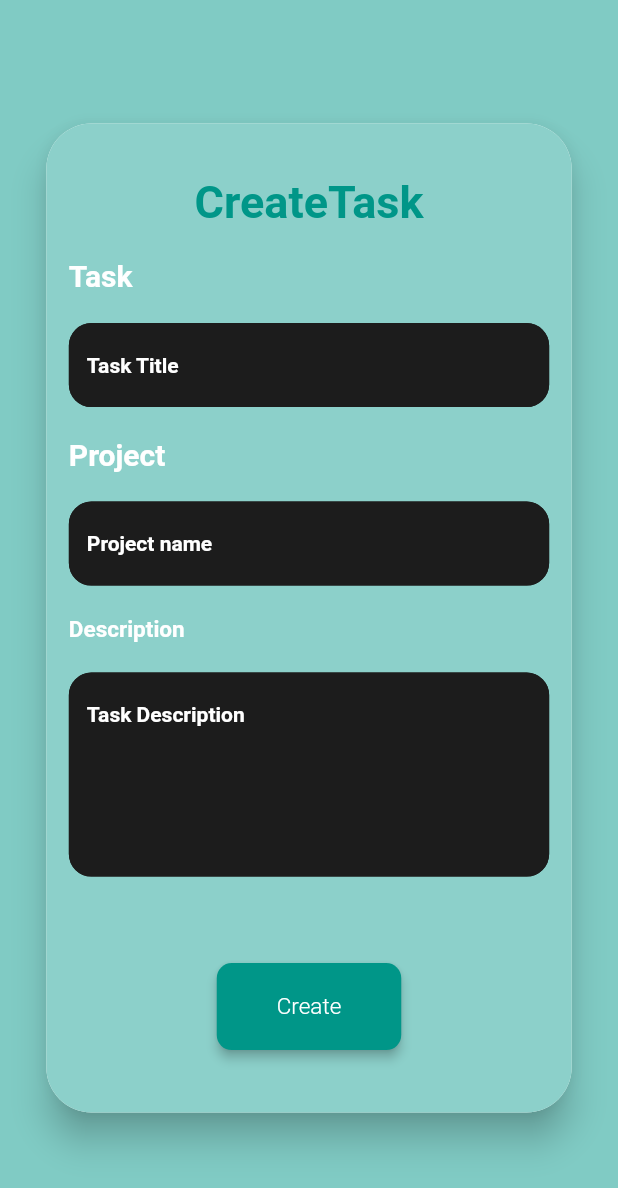
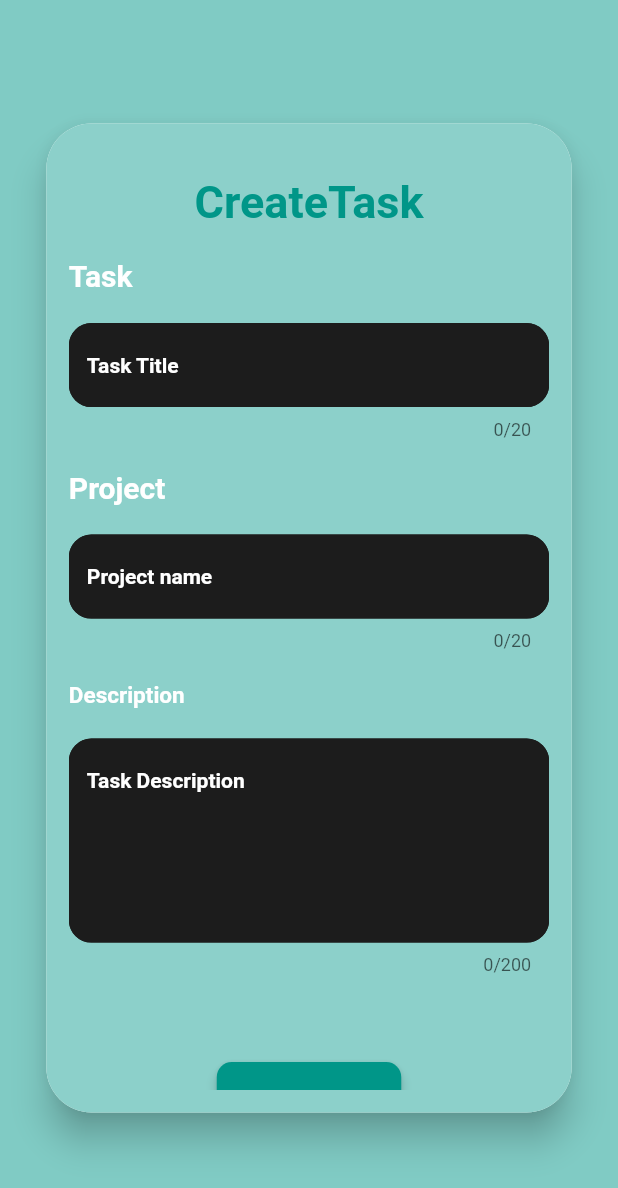
Before and after one commit to umaisqureshi/FlutterTask, a Flutter app: the HomeView screen opened by its route, after a tap on the "add" icon, on a phone screen of 412 x 824 dp. Shown: the top 1188 px of the screen. Run offline on Flutter 3.47's test engine with Material 2 defaults, Android fonts, the phone set to English and light mode, and no system bars; our stand-ins replace cloud_firestore, firebase_core, flutter_riverpod, go_router, google_fonts, percent_indicator; missing offline and left inert: drag_and_drop_lists; accounts and stored records are empty.

Commit message:
Forth Commit

```diff
--- a/lib/Features/CreateTask/View/createTaskView.dart
+++ b/lib/Features/CreateTask/View/createTaskView.dart
@@ -82,7 +82,7 @@ class _CreateTaskViewState extends ConsumerState<CreateTaskView> {
                     textFieldWidget(nameController, "Task Title", 1, (value) {
                       nameController.text = value;
                       setState(() {});
-                    }, context),
+                    }, context, 20),
                     const SizedBox(
                       height: 20,
                     ),
@@ -99,7 +99,7 @@ class _CreateTaskViewState extends ConsumerState<CreateTaskView> {
                     textFieldWidget(nameController, "Project name", 1, (value) {
                       projectController.text = value;
                       setState(() {});
-                    }, context),
+                    }, context, 20),
                     const SizedBox(
                       height: 20,
                     ),
@@ -117,7 +117,7 @@ class _CreateTaskViewState extends ConsumerState<CreateTaskView> {
                         descriptionController, "Task Description", 8, (value) {
                       descriptionController.text = value;
                       setState(() {});
-                    }, context),
+                    }, context, 200),
                     SizedBox(
                       height: size.height * 0.07,
                     ),
--- a/lib/Features/home/Components/buildItemComp.dart
+++ b/lib/Features/home/Components/buildItemComp.dart
@@ -1,6 +1,7 @@
 import 'package:drag_and_drop_lists/drag_and_drop_lists.dart';
 import 'package:flutter/material.dart';
 import 'package:fluttertask/Features/home/model/tasksModel.dart';
+import 'package:go_router/go_router.dart';
 import 'package:google_fonts/google_fonts.dart';
 
 import 'timerComp.dart';
@@ -8,6 +9,10 @@ import 'timerComp.dart';
 buildItem(Tasks item, BuildContext context, Color color) {
   double height = item.status == "IN PROGRESS" ? 110 : 100;
   return DragAndDropItem(
+    child: GestureDetector(
+      onTap: () {
+        context.push("/TASKVIEW", extra: item);
+      },
       child: Padding(
         padding: const EdgeInsets.all(8.0),
         child: Container(
@@ -116,5 +121,6 @@ buildItem(Tasks item, BuildContext context, Color color) {
               ),
             )),
       ),
+    ),
   );
 }
--- a/lib/Features/home/View/homeView.dart
+++ b/lib/Features/home/View/homeView.dart
@@ -42,6 +42,7 @@ class _HomeViewState extends ConsumerState<HomeView> {
   Widget build(BuildContext context) {
     Size size = MediaQuery.of(context).size;
     return SafeArea(
+      child: SafeArea(
         child: Scaffold(
           floatingActionButton: FloatingActionButton(
             backgroundColor: Theme.of(context).primaryColor,
@@ -93,12 +94,14 @@ class _HomeViewState extends ConsumerState<HomeView> {
                             height: 10,
                           ),
                           Padding(
-                          padding: const EdgeInsets.symmetric(horizontal: 12.0),
+                            padding:
+                                const EdgeInsets.symmetric(horizontal: 12.0),
                             child: Text(
                               "TASKS",
                               style: GoogleFonts.aBeeZee(
-                                color:
-                                    Theme.of(context).colorScheme.onBackground,
+                                  color: Theme.of(context)
+                                      .colorScheme
+                                      .onBackground,
                                   fontSize: 20,
                                   fontWeight: FontWeight.w900),
                             ),
@@ -115,7 +118,7 @@ class _HomeViewState extends ConsumerState<HomeView> {
                                       onListReorder: _onListReorder,
                                       axis: Axis.horizontal,
                                       listWidth: 330,
-                                    listDraggingWidth: 330,
+                                      listDraggingWidth: 300,
                                       listPadding: const EdgeInsets.all(12.0),
                                     );
                                   },
@@ -127,6 +130,7 @@ class _HomeViewState extends ConsumerState<HomeView> {
                       ),
                     ),
                   ],
+                ),
         ),
       ),
     );
--- a/lib/Route/router.dart
+++ b/lib/Route/router.dart
@@ -1,4 +1,6 @@
 import 'package:flutter/material.dart';
+import 'package:fluttertask/Features/TaskDetailView/View/taskDetailView.dart';
+import 'package:fluttertask/Features/home/model/tasksModel.dart';
 import 'package:go_router/go_router.dart';
 
 import '../Features/CreateTask/View/createTaskView.dart';
@@ -24,7 +26,17 @@ class Routes {
           GoRoute(
             path: 'CREATETASK',
             pageBuilder: (BuildContext context, GoRouterState state) {
-              return const MaterialPage(child:  CreateTaskView());
+              return const MaterialPage(child: CreateTaskView());
+            },
+          ),
+          GoRoute(
+            path: 'TASKVIEW',
+            pageBuilder: (BuildContext context, GoRouterState state) {
+              Tasks task = state.extra as Tasks;
+              return MaterialPage(
+                  child: TaskDetailedView(
+                task: task,
+              ));
             },
           ),
         ],
--- a/lib/Widgets/widgets.dart
+++ b/lib/Widgets/widgets.dart
@@ -36,11 +36,17 @@ Widget progressIndicator(BuildContext context) {
   );
 }
 
-Widget textFieldWidget(TextEditingController controller, String hint,
-    int maxLine, void Function(String)? onPress, BuildContext context) {
+Widget textFieldWidget(
+    TextEditingController controller,
+    String hint,
+    int maxLine,
+    void Function(String)? onPress,
+    BuildContext context,
+    int length) {
   return TextField(
     maxLines: maxLine,
     onChanged: onPress,
+    maxLength: length,
     style: GoogleFonts.aBeeZee(
         color: Theme.of(context).colorScheme.onBackground,
         fontSize: 10,
@@ -48,6 +54,15 @@ Widget textFieldWidget(TextEditingController controller, String hint,
     decoration: inputDecorationTextField.copyWith(
       hintText: hint,
     ),
+  );
+}
+
+Widget iconButton(Icon icon, VoidCallback onPress, Color color) {
+  return IconButton(
+    color: color,
+    iconSize: 18,
+    onPressed: onPress,
+    icon: icon,
   );
 }
 
```
Also changed, not shown: lib/Features/TaskDetailView/View/taskDetailView.dart (added, +93 -0 lines). Lines whose indentation alone changed are shown as unchanged.
